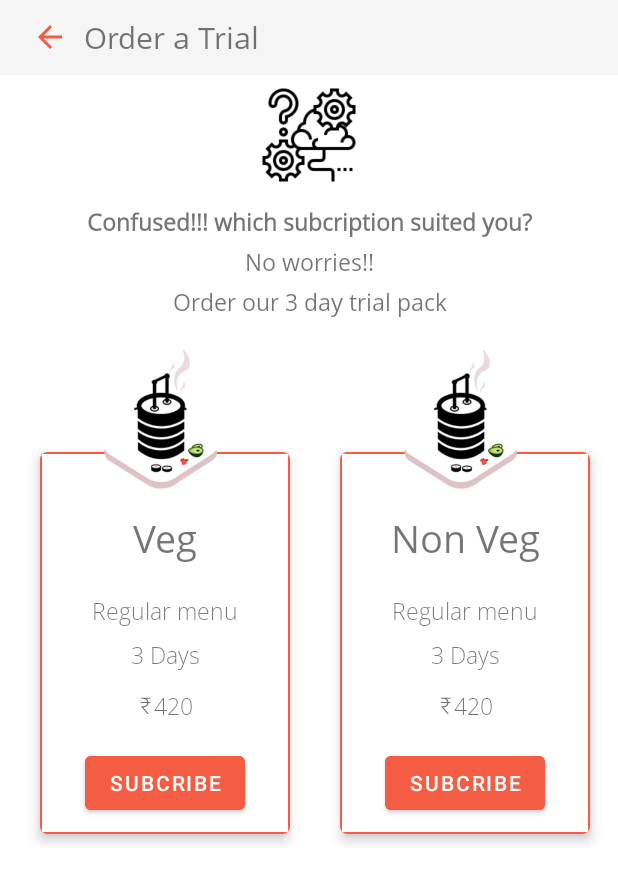
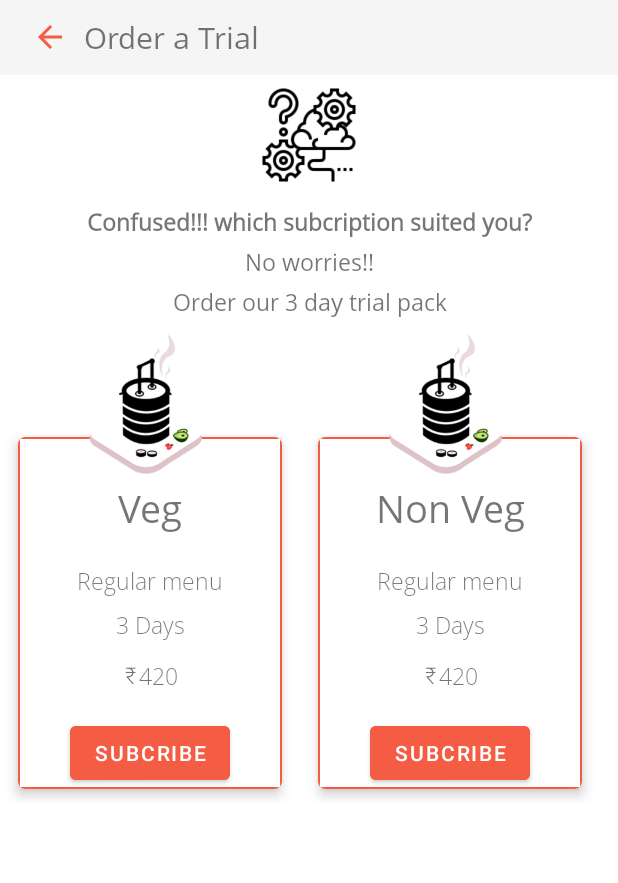
Before and after one commit to Debanshu777/Modabba-Food-Delivery-App, an Android app: the TrialOrder screen opened directly, with no data from a screen before it, on a phone screen of 412 x 824 dp. Shown: the top 883 px of the screen. Run offline under Robolectric (Android 15) with nearby library versions, the phone set to English and light mode, and no system bars; our stand-ins replace CircleImageView.

Commit message:
trial orders

```diff
--- a/app/src/main/res/layout/activity_trial_order.xml
+++ b/app/src/main/res/layout/activity_trial_order.xml
@@ -112,8 +112,7 @@
                 android:columnCount="2"
                 android:rowCount="1"
                 android:alignmentMode="alignMargins"
-                android:columnOrderPreserved="false"
-                android:padding="10dp">
+                android:columnOrderPreserved="false">
 
                 <!--row 1 column 1-->
 
@@ -124,7 +123,7 @@
                     android:orientation="vertical">
 
                     <LinearLayout
-                        android:layout_width="match_parent"
+                        android:layout_width="200dp"
                         android:layout_height="wrap_content"
                         android:orientation="vertical">
 
@@ -133,9 +132,9 @@
                             android:id="@+id/cardView_account_details"
                             android:layout_width="match_parent"
                             android:layout_height="wrap_content"
-                            android:layout_marginLeft="10dp"
+                            android:layout_marginLeft="5dp"
                             android:layout_marginTop="70dp"
-                            android:layout_marginRight="10dp"
+                            android:layout_marginRight="5dp"
                             app:cardCornerRadius="5dp"
                             app:cardElevation="5dp"
                             app:cardUseCompatPadding="true">
@@ -153,8 +152,7 @@
                                     android:layout_width="match_parent"
                                     android:layout_height="wrap_content"
                                     android:layout_marginTop="20dp"
-                                    android:orientation="vertical"
-                                    android:padding="10dp">
+                                    android:orientation="vertical">
 
                                     <TextView
                                         android:layout_width="match_parent"
@@ -263,9 +261,9 @@
                             android:id="@+id/cardView1_account_details"
                             android:layout_width="match_parent"
                             android:layout_height="wrap_content"
-                            android:layout_marginLeft="10dp"
+                            android:layout_marginLeft="5dp"
                             android:layout_marginTop="70dp"
-                            android:layout_marginRight="10dp"
+                            android:layout_marginRight="5dp"
                             app:cardCornerRadius="5dp"
                             app:cardElevation="5dp"
                             app:cardUseCompatPadding="true">
@@ -283,8 +281,7 @@
                                     android:layout_width="match_parent"
                                     android:layout_height="wrap_content"
                                     android:layout_marginTop="20dp"
-                                    android:orientation="vertical"
-                                    android:padding="10dp">
+                                    android:orientation="vertical">
 
                                     <TextView
                                         android:layout_width="match_parent"
```
